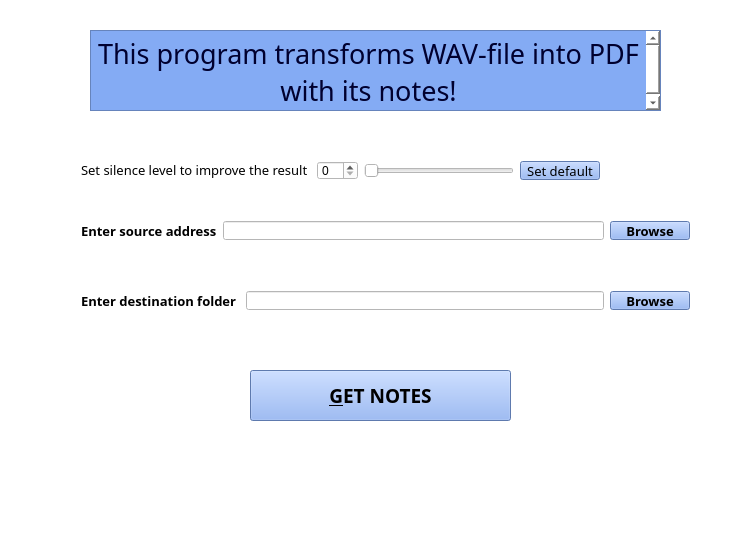
Qt form Wav_sound/widget.ui (Levitsky-Ilya/Info-Project) before a commit.
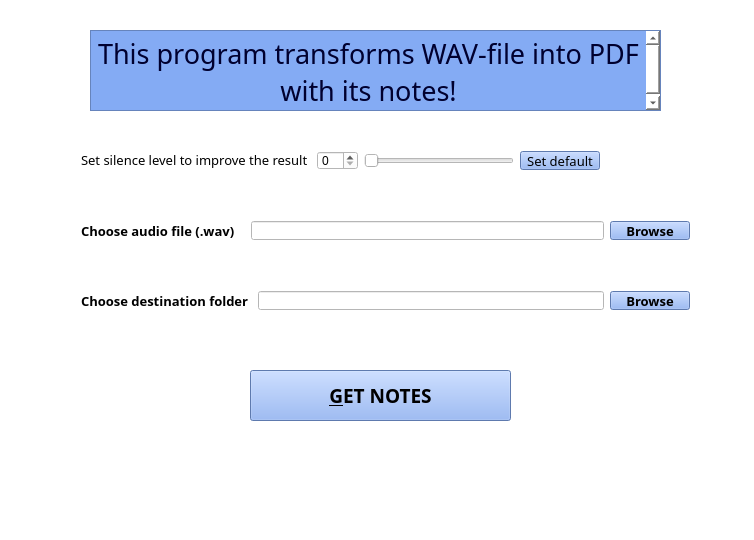
The same form after that commit.

```diff
--- a/Wav_sound/widget.ui
+++ b/Wav_sound/widget.ui
@@ -61,6 +61,12 @@
    <layout class="QHBoxLayout" name="horizontalLayout">
     <item>
      <widget class="QLabel" name="srcLabel">
+      <property name="sizePolicy">
+       <sizepolicy hsizetype="Preferred" vsizetype="Preferred">
+        <horstretch>0</horstretch>
+        <verstretch>3</verstretch>
+       </sizepolicy>
+      </property>
       <property name="palette">
        <palette>
         <active>
@@ -246,7 +252,7 @@
 </string>
       </property>
       <property name="text">
-       <string>Enter source address</string>
+       <string>Choose audio file (.wav)   </string>
       </property>
      </widget>
     </item>
@@ -367,12 +373,22 @@
        <string notr="true">color: rgb(0, 0, 0);</string>
       </property>
       <property name="text">
-       <string>Enter destination folder </string>
+       <string>Choose destination folder </string>
       </property>
      </widget>
     </item>
     <item>
-     <widget class="QLineEdit" name="lypathEdit"/>
+     <widget class="QLineEdit" name="lypathEdit">
+      <property name="enabled">
+       <bool>true</bool>
+      </property>
+      <property name="sizePolicy">
+       <sizepolicy hsizetype="Expanding" vsizetype="Fixed">
+        <horstretch>0</horstretch>
+        <verstretch>0</verstretch>
+       </sizepolicy>
+      </property>
+     </widget>
     </item>
     <item>
      <widget class="QPushButton" name="browselyButton">
@@ -401,7 +417,7 @@
    <property name="geometry">
     <rect>
      <x>70</x>
-     <y>150</y>
+     <y>140</y>
      <width>541</width>
      <height>41</height>
     </rect>
```
Left out of the diff: 44 changed lines with no effect on the pictures.
